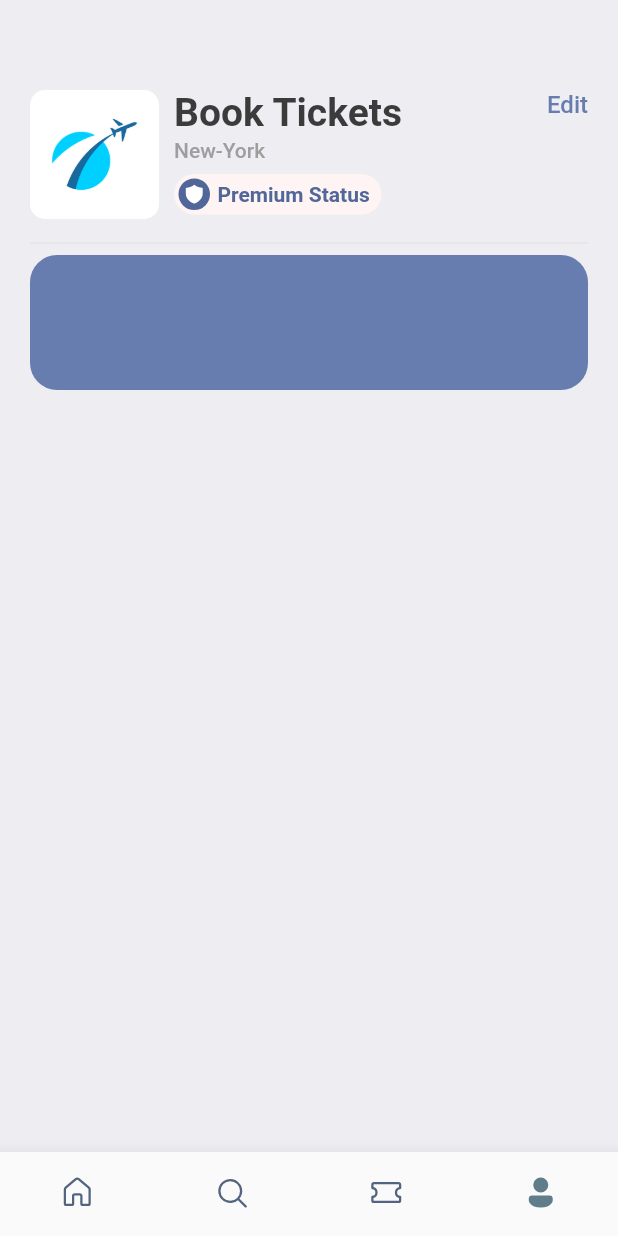
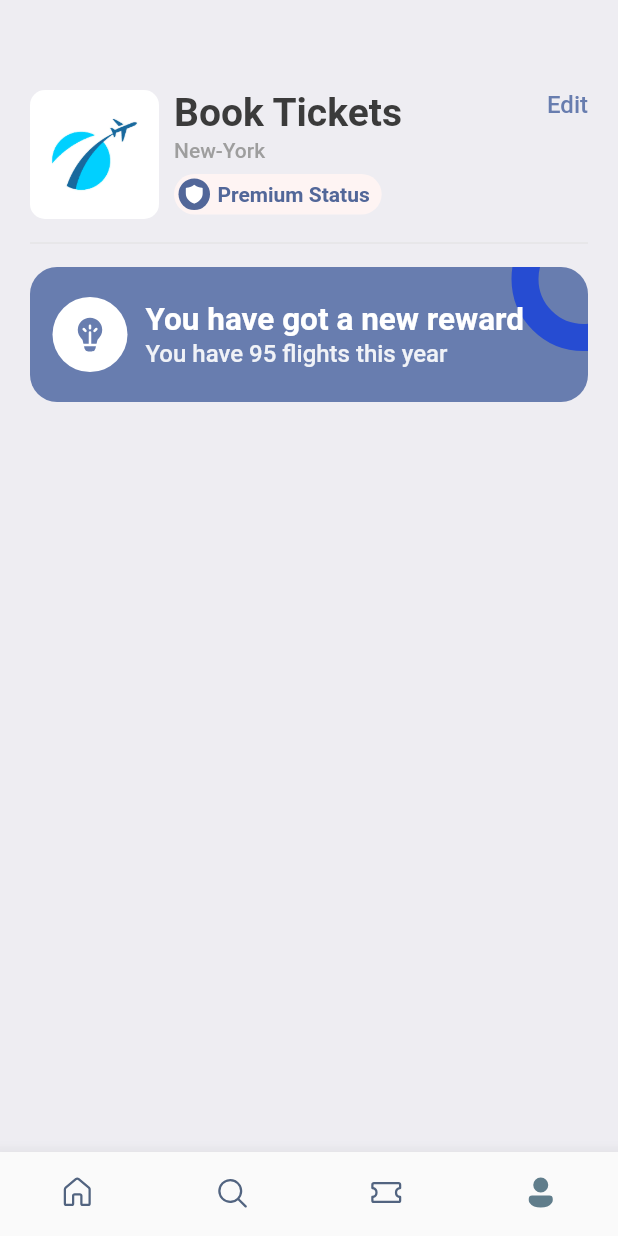
Before and after one commit to harshjainsk/ticket-booking-app, a Flutter app: the screen it shows after launch, item 4 of the bottom bar chosen, on a phone screen of 412 x 824 dp. Run offline on Flutter 3.47's test engine with Material 2 defaults, Android fonts, the phone set to English and light mode, and no system bars; our stand-ins replace barcode_widget, fluentui_icons, gap, get.

Commit message:
added the rewards section

```diff
--- a/lib/screens/profile_screen.dart
+++ b/lib/screens/profile_screen.dart
@@ -82,6 +82,7 @@ class ProfileScreen extends StatelessWidget {
           ),
           Gap(AppLayout.getHeight(8)),
           Divider(color: Colors.grey.shade300,),
+          Gap(AppLayout.getHeight(8)),
           Stack(
             children: [
               Container(
@@ -90,7 +91,53 @@ class ProfileScreen extends StatelessWidget {
                   color: Styles.primaryColor,
                   borderRadius: BorderRadius.circular(AppLayout.getHeight(18))
                 ),
-              )
+              ),
+              Positioned(
+                right: -45,
+                top: -40,
+                child: Container(
+                padding: EdgeInsets.all(AppLayout.getHeight(30)),
+                decoration: BoxDecoration(
+                  color: Colors.transparent,
+                  shape: BoxShape.circle,
+                  border: Border.all(width: 18, color: Color(0xFF264CD2)),
+                ),
+              ),
+              ),
+              Container(
+                padding: EdgeInsets.symmetric(horizontal: AppLayout.getWidth(15), vertical: AppLayout.getHeight(20)),
+                child: Row(
+                  mainAxisAlignment: MainAxisAlignment.start,
+                  crossAxisAlignment: CrossAxisAlignment.center,
+                  children: [
+                    CircleAvatar(
+                      maxRadius: 25,
+                      backgroundColor: Colors.white,
+                      child: Icon(FluentSystemIcons.ic_fluent_lightbulb_filament_filled, color: Styles.primaryColor,size: 27,),
+                    ),
+                    Gap(AppLayout.getHeight(12)),
+                    Column(
+                      mainAxisAlignment: MainAxisAlignment.start,
+                      crossAxisAlignment: CrossAxisAlignment.start,
+                      children: [
+                        Text('You have got a new reward',
+                          style: Styles.headLineStyle2.copyWith(
+                              fontWeight: FontWeight.bold,
+                              color: Colors.white
+                          ),
+                        ),
+                        Text('You have 95 flights this year',
+                          style: Styles.headLineStyle2.copyWith(
+                              fontWeight: FontWeight.w500,
+                              color: Colors.white.withOpacity(0.9),
+                            fontSize: 16
+                          ),
+                        ),
+                      ],
+                    ),
+                  ],
+                ),
+              ),
             ],
           ),
         ],
```
